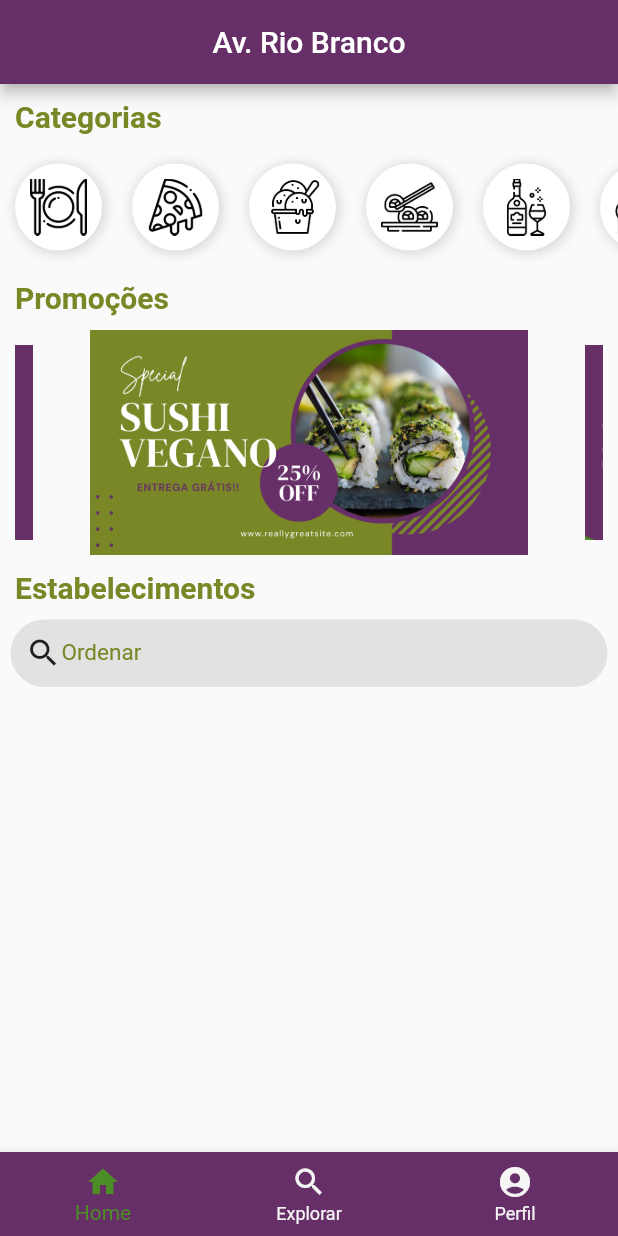
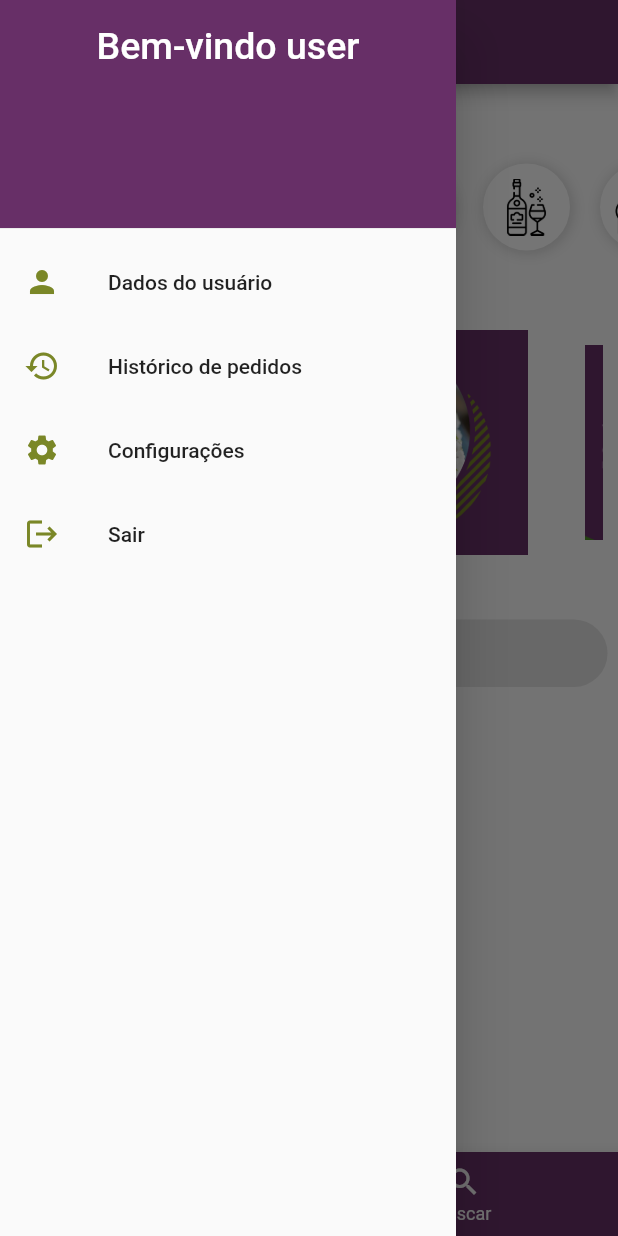
Before and after one commit to babifonsec/Planeta-Veg, a Flutter app: the screen it shows once a user with an empty profile is signed in, with the side drawer open (before the commit the screen has no drawer), on a phone screen of 412 x 824 dp. Run offline on Flutter 3.47's test engine with Material 2 defaults, Android fonts, the light colour scheme and no system bars; drawn by our look-alikes of carousel_slider; our stand-ins replace firebase_auth, firebase_core, geolocator, get, google_maps_flutter; accounts and stored records are empty.

Commit message:
implementação menu lateral

```diff
--- a/lib/visao/menu.dart
+++ b/lib/visao/menu.dart
@@ -1,8 +1,8 @@
-
 import 'package:flutter/material.dart';
 import 'package:planetaveg/visao/home.dart';
-import 'package:planetaveg/visao/perfil.dart';
+import 'package:planetaveg/servico/auth_service.dart';
 import 'package:planetaveg/visao/pesquisa.dart';
+import 'package:provider/provider.dart';
 
 //indice de seleção da tela
 int _selectedIndex = 0;
@@ -11,22 +11,17 @@ int _selectedIndex = 0;
 List<Widget> _stOptions = <Widget>[
   Home(),
   Pesquisa(),
-  Perfil(),
 ];
 
 //lista de icons
 final List<BottomNavigationBarItem> _navegationItens = [
   BottomNavigationBarItem(
     icon: Icon(Icons.home),
-    label: 'Home',
+    label: 'Início',
   ),
   BottomNavigationBarItem(
     icon: Icon(Icons.search),
-    label: 'Explorar',
-  ),
-  BottomNavigationBarItem(
-    icon: Icon(Icons.account_circle_rounded),
-    label: 'Perfil',
+    label: 'Buscar',
   ),
 ];
 
@@ -83,18 +78,64 @@ class _MenuState extends State<Menu> {
     } else {
       return Scaffold(
         appBar: AppBar(
-          automaticallyImplyLeading: false,
-          title: Center(
-            child: Text(
-              "Av. Rio Branco",
-              textAlign: TextAlign.center,
-              style: TextStyle(
-                fontSize: 20,
-                color: Colors.white,
+          backgroundColor: Color(0xFF672F67),
+        ),
+        drawer: Drawer(
+          child: ListView(
+            padding: EdgeInsets.zero,
+            children: [
+              SizedBox(
+                height: 160,
+                child: DrawerHeader(
+                  decoration: BoxDecoration(
+                    color: Color(0xFF672F67),
+                  ),
+                  child: Container(
+                    child: Text(
+                      'Bem-vindo user',
+                      textAlign: TextAlign.center,
+                      style: TextStyle(
+                        color: Colors.white,
+                        fontSize: 25,
+                      ),
+                    ),
+                  ),
+                ),
               ),
-            ),
+              ListTile(
+                leading: Icon(
+                  Icons.person,
+                  color: Color(0xFF7A8727),
+                ),
+                title: Text('Dados do usuário'),
+                onTap: () {},
+              ),
+              ListTile(
+                leading: Icon(
+                  Icons.history,
+                  color: Color(0xFF7A8727),
+                ),
+                title: Text('Histórico de pedidos'),
+                onTap: () {},
+              ),
+              ListTile(
+                leading: Icon(
+                  Icons.settings,
+                  color: Color(0xFF7A8727),
+                ),
+                title: Text('Configurações'),
+                onTap: () {},
+              ),
+              ListTile(
+                leading: Icon(
+                  Icons.logout,
+                  color: Color(0xFF7A8727),
+                ),
+                title: Text('Sair'),
+                onTap: () => context.read<AuthService>().logout(),
+              ),
+            ],
           ),
-          backgroundColor: Color(0xFF672F67),
         ),
         //corpo da aplicação, aqui são setadas as telas
         body: _stOptions.elementAt(_selectedIndex),
@@ -104,7 +145,7 @@ class _MenuState extends State<Menu> {
           items: _navegationItens,
           unselectedItemColor: Color(0xFFF5F5F5),
           currentIndex: _selectedIndex,
-          selectedItemColor: Color(0xFF4C8D26),
+          selectedItemColor: Color(0xFF7A8727),
           onTap:
               _onItemTapped, //chama o métdodo onItemTapped ao clicar no botao do BTNNavigation
         ),
@@ -123,7 +164,7 @@ class _MenuState extends State<Menu> {
 //retorna a barra de pesquisas no app bar
 Widget buscar() {
   return Container(
-    padding: EdgeInsets.only(left:10),
+    padding: EdgeInsets.only(left: 10),
     decoration: BoxDecoration(
         color: Color.fromRGBO(216, 216, 216, 0.698),
         borderRadius: BorderRadius.circular(60)),
```
Also changed, not shown: lib/visao/login.dart (+28 -3 lines).
